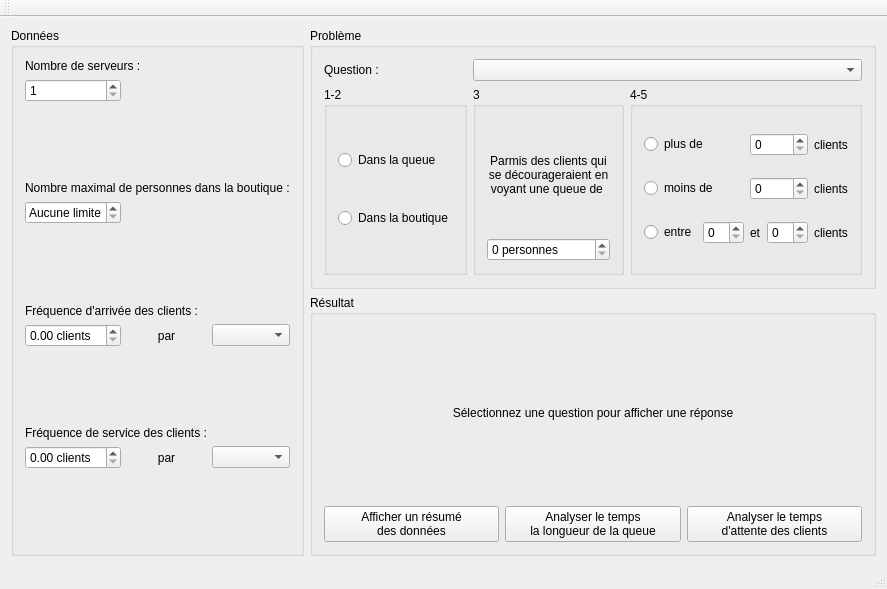
This is WaitingLine/mainwindow.ui in AmaneMisora/Processus-Stochastique as Qt 5 draws it before an edit. The edited form follows.
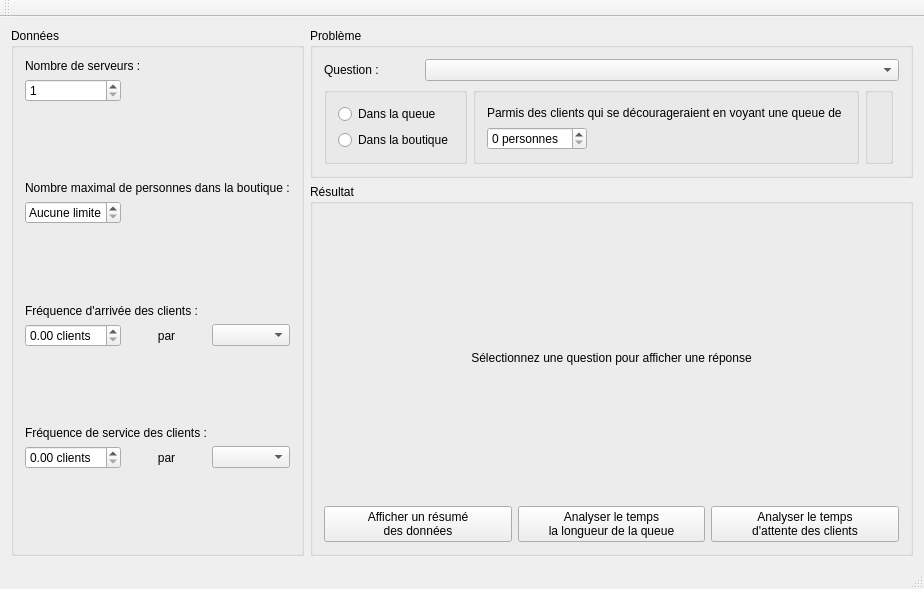
This is the edited form.

Commit message: Modification de l'interface en fonction de la question sélectionnée

```diff
--- a/WaitingLine/mainwindow.ui
+++ b/WaitingLine/mainwindow.ui
@@ -14,7 +14,7 @@
    <string>MainWindow</string>
   </property>
   <widget class="QWidget" name="centralWidget">
-   <layout class="QGridLayout" name="gridLayout" columnstretch="1,3">
+   <layout class="QGridLayout" name="gridLayout" rowstretch="1,3" columnstretch="1,3">
     <item row="1" column="1">
      <widget class="QGroupBox" name="groupBox_2">
       <property name="title">
@@ -62,161 +62,6 @@
       <zorder>LabelAnswer</zorder>
      </widget>
     </item>
-    <item row="0" column="1">
-     <widget class="QGroupBox" name="groupBox_3">
-      <property name="title">
-       <string>Problème</string>
-      </property>
-      <layout class="QGridLayout" name="gridLayout_4">
-       <item row="0" column="0">
-        <widget class="QLabel" name="label_8">
-         <property name="text">
-          <string>Question : </string>
-         </property>
-        </widget>
-       </item>
-       <item row="0" column="1" colspan="2">
-        <widget class="QComboBox" name="ComboBoxQuestion"/>
-       </item>
-       <item row="1" column="0">
-        <widget class="QGroupBox" name="groupBox_4">
-         <property name="title">
-          <string>1-2</string>
-         </property>
-         <layout class="QGridLayout" name="gridLayout_5">
-          <item row="0" column="0">
-           <widget class="QRadioButton" name="RadioButtonQueue">
-            <property name="text">
-             <string>Dans la queue</string>
-            </property>
-           </widget>
-          </item>
-          <item row="1" column="0">
-           <widget class="QRadioButton" name="RadioButtonSystem">
-            <property name="text">
-             <string>Dans la boutique</string>
-            </property>
-           </widget>
-          </item>
-         </layout>
-        </widget>
-       </item>
-       <item row="1" column="1">
-        <widget class="QGroupBox" name="groupBox_6">
-         <property name="enabled">
-          <bool>true</bool>
-         </property>
-         <property name="title">
-          <string>3</string>
-         </property>
-         <layout class="QGridLayout" name="gridLayout_6">
-          <item row="0" column="0">
-           <widget class="QLabel" name="label_9">
-            <property name="text">
-             <string>Parmis des clients qui se décourageraient en voyant une queue de </string>
-            </property>
-            <property name="textFormat">
-             <enum>Qt::AutoText</enum>
-            </property>
-            <property name="alignment">
-             <set>Qt::AlignCenter</set>
-            </property>
-            <property name="wordWrap">
-             <bool>true</bool>
-            </property>
-           </widget>
-          </item>
-          <item row="1" column="0">
-           <widget class="QSpinBox" name="SpinBox">
-            <property name="suffix">
-             <string> personnes</string>
-            </property>
-           </widget>
-          </item>
-         </layout>
-        </widget>
-       </item>
-       <item row="1" column="2">
-        <widget class="QGroupBox" name="groupBox_5">
-         <property name="title">
-          <string>4-5</string>
-         </property>
-         <layout class="QGridLayout" name="gridLayout_7">
-          <item row="0" column="0" colspan="2">
-           <widget class="QRadioButton" name="RadioButtonPlusDe">
-            <property name="text">
-             <string>plus de</string>
-            </property>
-           </widget>
-          </item>
-          <item row="0" column="2" colspan="2">
-           <widget class="QSpinBox" name="SpinBoxPlus">
-            <property name="suffix">
-             <string/>
-            </property>
-           </widget>
-          </item>
-          <item row="0" column="4">
-           <widget class="QLabel" name="label_11">
-            <property name="text">
-             <string>clients</string>
-            </property>
-           </widget>
-          </item>
-          <item row="1" column="0" colspan="2">
-           <widget class="QRadioButton" name="RadioButtonMoinsDe">
-            <property name="text">
-             <string>moins de</string>
-            </property>
-           </widget>
-          </item>
-          <item row="1" column="2" colspan="2">
-           <widget class="QSpinBox" name="SpinBoxMoins">
-            <property name="suffix">
-             <string/>
-            </property>
-           </widget>
-          </item>
-          <item row="1" column="4">
-           <widget class="QLabel" name="label_13">
-            <property name="text">
-             <string>clients</string>
-            </property>
-           </widget>
-          </item>
-          <item row="2" column="0">
-           <widget class="QRadioButton" name="RadioButtonEntre">
-            <property name="text">
-             <string>entre</string>
-            </property>
-           </widget>
-          </item>
-          <item row="2" column="1">
-           <widget class="QSpinBox" name="SinBoxInf"/>
-          </item>
-          <item row="2" column="2">
-           <widget class="QLabel" name="label_10">
-            <property name="text">
-             <string>et</string>
-            </property>
-           </widget>
-          </item>
-          <item row="2" column="3">
-           <widget class="QSpinBox" name="SpinBoxSup"/>
-          </item>
-          <item row="2" column="4">
-           <widget class="QLabel" name="label_12">
-            <property name="text">
-             <string>clients</string>
-            </property>
-           </widget>
-          </item>
-         </layout>
-        </widget>
-       </item>
-      </layout>
-     </widget>
-    </item>
     <item row="0" column="0" rowspan="2">
      <widget class="QGroupBox" name="groupBox">
       <property name="title">
@@ -363,6 +208,122 @@
       </layout>
      </widget>
     </item>
+    <item row="0" column="1">
+     <widget class="QGroupBox" name="GroupBoxProblem">
+      <property name="title">
+       <string>Problème</string>
+      </property>
+      <layout class="QGridLayout" name="gridLayout_4">
+       <item row="0" column="0" colspan="4">
+        <layout class="QHBoxLayout" name="horizontalLayout_2" stretch="1,5">
+         <item>
+          <widget class="QLabel" name="label_8">
+           <property name="text">
+            <string>Question : </string>
+           </property>
+          </widget>
+         </item>
+         <item>
+          <widget class="QComboBox" name="ComboBoxQuestion"/>
+         </item>
+        </layout>
+       </item>
+       <item row="1" column="1">
+        <widget class="QGroupBox" name="GroupBox3">
+         <property name="enabled">
+          <bool>true</bool>
+         </property>
+         <property name="sizePolicy">
+          <sizepolicy hsizetype="MinimumExpanding" vsizetype="Preferred">
+           <horstretch>0</horstretch>
+           <verstretch>0</verstretch>
+          </sizepolicy>
+         </property>
+         <property name="flat">
+          <bool>true</bool>
+         </property>
+         <layout class="QGridLayout" name="gridLayout_6">
+          <item row="1" column="0">
+           <widget class="QSpinBox" name="SpinBox">
+            <property name="sizePolicy">
+             <sizepolicy hsizetype="Maximum" vsizetype="Fixed">
+              <horstretch>0</horstretch>
+              <verstretch>0</verstretch>
+             </sizepolicy>
+            </property>
+            <property name="suffix">
+             <string> personnes</string>
+            </property>
+           </widget>
+          </item>
+          <item row="0" column="0">
+           <widget class="QLabel" name="label_9">
+            <property name="sizePolicy">
+             <sizepolicy hsizetype="MinimumExpanding" vsizetype="Preferred">
+              <horstretch>0</horstretch>
+              <verstretch>0</verstretch>
+             </sizepolicy>
+            </property>
+            <property name="text">
+             <string>Parmis des clients qui se décourageraient en voyant une queue de </string>
+            </property>
+            <property name="textFormat">
+             <enum>Qt::AutoText</enum>
+            </property>
+            <property name="alignment">
+             <set>Qt::AlignLeading|Qt::AlignLeft|Qt::AlignVCenter</set>
+            </property>
+           </widget>
+          </item>
+         </layout>
+        </widget>
+       </item>
+       <item row="1" column="0">
+        <widget class="QGroupBox" name="GroupBox12">
+         <property name="sizePolicy">
+          <sizepolicy hsizetype="MinimumExpanding" vsizetype="Preferred">
+           <horstretch>0</horstretch>
+           <verstretch>0</verstretch>
+          </sizepolicy>
+         </property>
+         <property name="flat">
+          <bool>true</bool>
+         </property>
+         <layout class="QGridLayout" name="gridLayout_5">
+          <item row="0" column="0">
+           <widget class="QRadioButton" name="RadioButtonQueue">
+            <property name="text">
+             <string>Dans la queue</string>
+            </property>
+           </widget>
+          </item>
+          <item row="1" column="0">
+           <widget class="QRadioButton" name="RadioButtonSystem">
+            <property name="text">
+             <string>Dans la boutique</string>
+            </property>
+           </widget>
+          </item>
+         </layout>
+        </widget>
+       </item>
+       <item row="1" column="2">
+        <widget class="QGroupBox" name="GroupBox45">
+         <property name="sizePolicy">
+          <sizepolicy hsizetype="MinimumExpanding" vsizetype="Preferred">
+           <horstretch>0</horstretch>
+           <verstretch>0</verstretch>
+          </sizepolicy>
+         </property>
+         <property name="flat">
+          <bool>true</bool>
+         </property>
+         <layout class="QGridLayout" name="gridLayout_7"/>
+        </widget>
+       </item>
+      </layout>
+     </widget>
+    </item>
    </layout>
   </widget>
   <widget class="QMenuBar" name="menuBar">
```
Left out of the diff: 4 changed lines with no effect on the pictures. The commit also changes 2 other files.
